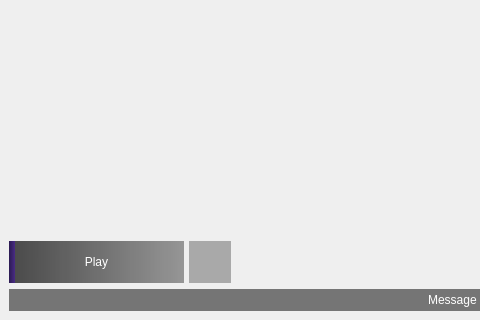
Above: src/qt/mainwindow.ui from Jan200101/OFLauncher before the change; both pictures show x 0 to 480 and y 200 to 520 of the 940 by 520 pixel window. Below: the same form after it.
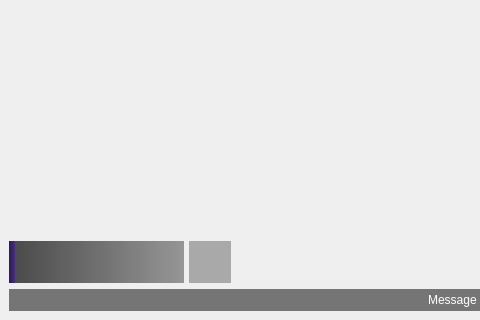
That is the form after the change. Icons and pictures are not drawn.

```diff
--- a/src/qt/mainwindow.ui
+++ b/src/qt/mainwindow.ui
@@ -167,9 +167,6 @@
 }
 </string>
         </property>
-        <property name="text">
-         <string>Play</string>
-        </property>
        </widget>
       </item>
       <item>
```
